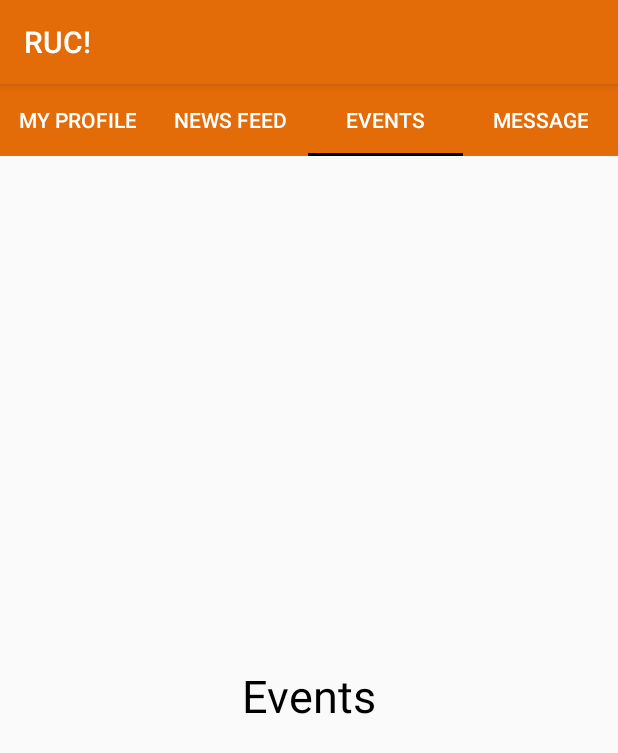
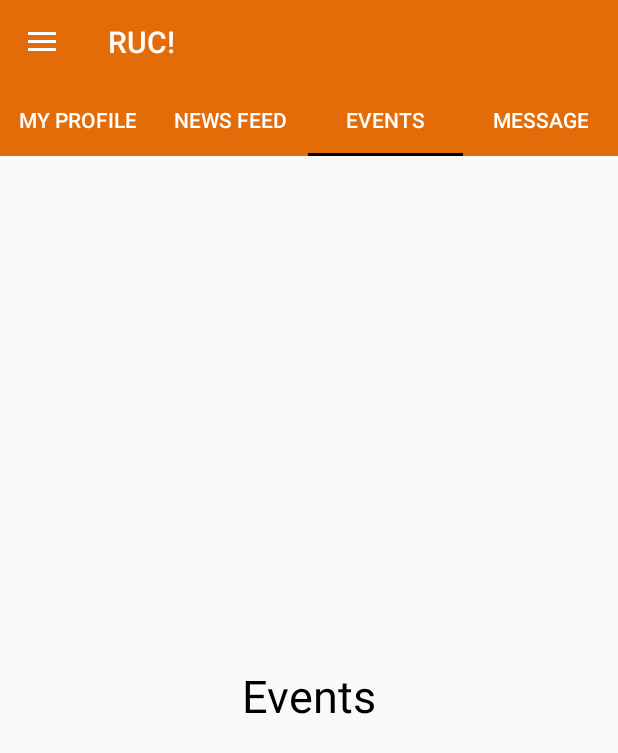
Before and after one commit to omkar7296/RUC_Android, an Android app: the MainActivity screen opened directly, with no data from a screen before it, tab 3 chosen, on a phone screen of 412 x 824 dp. Shown: the top 753 px of the screen. Run offline under Robolectric (Android 15) with nearby library versions, the phone set to English and light mode, and no system bars; our stand-ins replace ButterKnife, CircleImageView; pictures from the network do not load.

```diff
--- a/app/src/main/AndroidManifest.xml
+++ b/app/src/main/AndroidManifest.xml
@@ -23,7 +23,9 @@
         <activity android:name=".Home" />
         <activity android:name=".No_Reg_Code" />
         <activity android:name=".Reg_Code_Req_Received" />
-        <activity android:name=".MainActivity"></activity>
+        <activity
+            android:name=".MainActivity"
+            android:theme="@style/AppTheme1"></activity>
     </application>
 
 </manifest>
--- a/app/src/main/java/com/upitt/ruc/AsyncTasks/Get_Profile_Info.java
+++ b/app/src/main/java/com/upitt/ruc/AsyncTasks/Get_Profile_Info.java
@@ -139,8 +139,8 @@ public class Get_Profile_Info extends AsyncTask<String, Void, String> {
 //            if(lived_since != "null")
 //                Log.i("TEst",lived_since);
 
-                fragment_profile_page_progressbar.setVisibility(View.GONE);
-                fragment_profile_page_parentLayout.setVisibility(View.VISIBLE);
+//                fragment_profile_page_progressbar.setVisibility(View.GONE);
+//                fragment_profile_page_parentLayout.setVisibility(View.VISIBLE);
 
                 delegate.processFinish(about_me, sports_activities, hobbies_interests, places, location, lived_since, name, photo, points);
             }
--- a/app/src/main/java/com/upitt/ruc/AsyncTasks/Reg_Code_Validation.java
+++ b/app/src/main/java/com/upitt/ruc/AsyncTasks/Reg_Code_Validation.java
@@ -115,8 +115,8 @@ public class Reg_Code_Validation extends AsyncTask<String, Void, String> {
     @Override
     protected void onPostExecute(String result) {
 
-        activity_reg_code_progressbar.setVisibility(View.GONE);
-        activity_reg_code_parentLayout.setVisibility(View.VISIBLE);
+//        activity_reg_code_progressbar.setVisibility(View.GONE);
+//        activity_reg_code_parentLayout.setVisibility(View.VISIBLE);
         delegate.processFinish(result);
     }
 }
--- a/app/src/main/java/com/upitt/ruc/AsyncTasks/Reg_code_Request_Insert.java
+++ b/app/src/main/java/com/upitt/ruc/AsyncTasks/Reg_code_Request_Insert.java
@@ -109,8 +109,8 @@ public class Reg_code_Request_Insert extends AsyncTask<String, Void, String> {
 
     @Override
     protected void onPostExecute(String result) {
-        activity_no_reg_code_progressbar.setVisibility(View.GONE);
-        activity_no_reg_code_parentLayout.setVisibility(View.VISIBLE);
+//        activity_no_reg_code_progressbar.setVisibility(View.GONE);
+//        activity_no_reg_code_parentLayout.setVisibility(View.VISIBLE);
         delegate.processFinish(result);
     }
 }
--- a/app/src/main/java/com/upitt/ruc/BackgroundHelper.java
+++ b/app/src/main/java/com/upitt/ruc/BackgroundHelper.java
@@ -114,8 +114,7 @@ public class BackgroundHelper extends AsyncTask<String,Void,String>{
     @Override
     protected void onPostExecute(String result)
     {
-        landing_activity_parent_layout.setVisibility(View.VISIBLE);
-        landing_activity_progressbar.setVisibility(View.GONE);
+
         delegate.processFinish(result);
     }
 
--- a/app/src/main/java/com/upitt/ruc/Fragments/Profile_Page_Fragment.java
+++ b/app/src/main/java/com/upitt/ruc/Fragments/Profile_Page_Fragment.java
@@ -697,6 +697,9 @@ public class Profile_Page_Fragment extends android.support.v4.app.Fragment imple
         Glide.with(this).load(profile.getBadge2_url()).into(profile_page_badge2_imageView);
         Glide.with(this).load(profile.getBadge3_url()).into(profile_page_badge3_imageView);
 
+        fragment_profile_page_progressbar.setVisibility(View.GONE);
+        fragment_profile_page_parentLayout.setVisibility(View.VISIBLE);
+
     }
 
     @Override
@@ -705,7 +708,7 @@ public class Profile_Page_Fragment extends android.support.v4.app.Fragment imple
         if (output.equals("success")) {
             Toast.makeText(mcontext, "Profile updated successfully", Toast.LENGTH_SHORT).show();
             profile_page_save_changes_permanantly.setVisibility(View.GONE);
-        } else if (output.equals("failed")) ;
+        } else
         {
             Toast.makeText(mcontext, "Profile update failed. Please try again", Toast.LENGTH_SHORT).show();
         }
--- a/app/src/main/java/com/upitt/ruc/MainActivity.java
+++ b/app/src/main/java/com/upitt/ruc/MainActivity.java
@@ -1,16 +1,37 @@
 package com.upitt.ruc;
 
+import android.content.Intent;
+import android.support.annotation.NonNull;
+import android.support.design.widget.NavigationView;
 import android.support.design.widget.TabLayout;
+import android.support.v4.view.GravityCompat;
 import android.support.v4.view.ViewPager;
+import android.support.v4.widget.DrawerLayout;
+import android.support.v7.app.ActionBarDrawerToggle;
 import android.support.v7.app.AppCompatActivity;
 import android.os.Bundle;
+import android.support.v7.widget.Toolbar;
+import android.view.LayoutInflater;
+import android.view.MenuItem;
+import android.view.View;
+import android.widget.ImageView;
+import android.widget.TextView;
+import android.widget.Toast;
 
+import com.bumptech.glide.Glide;
+import com.google.android.gms.auth.api.Auth;
+import com.google.android.gms.auth.api.signin.GoogleSignInOptions;
+import com.google.android.gms.common.ConnectionResult;
+import com.google.android.gms.common.api.GoogleApiClient;
+import com.google.android.gms.common.api.ResultCallback;
+import com.google.android.gms.common.api.Status;
 import com.upitt.ruc.Views.MainActivityViewPagerAdapter;
 
 import butterknife.BindView;
 import butterknife.ButterKnife;
+import de.hdodenhof.circleimageview.CircleImageView;
 
-public class MainActivity extends AppCompatActivity {
+public class MainActivity extends AppCompatActivity implements GoogleApiClient.OnConnectionFailedListener {
 
     @BindView(R.id.activity_main_viewPager)
     ViewPager mainViewPager;
@@ -18,20 +39,120 @@ public class MainActivity extends AppCompatActivity {
     @BindView(R.id.activity_main_tabLayout)
     TabLayout tabLayout;
 
+
+    NavigationView navigationView;
+    Toolbar toolbar;
+    DrawerLayout drawerLayout;
+
+    CircleImageView profile_pic;
+    TextView textView_name;
+    TextView textView_email;
+
+    GoogleApiClient googleApiClient;
+
     @Override
     protected void onCreate(Bundle savedInstanceState) {
         super.onCreate(savedInstanceState);
-        setContentView(R.layout.activity_main);
+        setContentView(R.layout.navigation_drawer);
 
         ButterKnife.bind(this);
 
+        toolbar = (Toolbar) findViewById(R.id.toolbar);
+        setSupportActionBar(toolbar);
+
+
+        drawerLayout = (DrawerLayout) findViewById(R.id.drawer_layout1);
+        navigationView = (NavigationView) findViewById(R.id.navigation_view1);
+
+
+        textView_name = (TextView) navigationView.getHeaderView(0).findViewById(R.id.navigation_header_textView_name);
+        textView_email = (TextView) navigationView.getHeaderView(0).findViewById(R.id.navigation_header_textView_email);
+        profile_pic = (CircleImageView) navigationView.getHeaderView(0).findViewById(R.id.navigation_header_imageView);
+
+
         String email = getIntent().getStringExtra("email");
+        String name = getIntent().getStringExtra("name");
+        String ImgURL = getIntent().getStringExtra("ImgURL");
         //String email = "Test";
 
         MainActivityViewPagerAdapter adapter = new MainActivityViewPagerAdapter(getSupportFragmentManager(), email);
+        mainViewPager.setAdapter(adapter);
 
-        mainViewPager.setAdapter(adapter);
+
+        textView_name.setText(name);
+        textView_email.setText(email);
+
+        Glide.with(this).load(ImgURL).into(profile_pic);
+
+        ActionBarDrawerToggle toggle = new ActionBarDrawerToggle(this, drawerLayout, toolbar, R.string.open_drawer, R.string.close_drawer);
+        drawerLayout.setDrawerListener(toggle);
+
+        toggle.syncState();
+
+        googleApiClient = Landing_Activity.getGoogleApiClient();
+
+        GoogleSignInOptions signInOptions = new GoogleSignInOptions.Builder(GoogleSignInOptions.DEFAULT_SIGN_IN).requestEmail().build();
+        googleApiClient = new GoogleApiClient.Builder(this).enableAutoManage(this, this).addApi(Auth.GOOGLE_SIGN_IN_API, signInOptions).build();
+
+
+        navigationView.setNavigationItemSelectedListener(new NavigationView.OnNavigationItemSelectedListener() {
+            @Override
+            public boolean onNavigationItemSelected(@NonNull MenuItem item) {
+                int id = item.getItemId();
+
+                switch (id) {
+
+                    case R.id.refer_id:
+
+
+                        break;
+
+
+                    case R.id.logout_id:
+
+                        Auth.GoogleSignInApi.signOut(googleApiClient).setResultCallback(new ResultCallback<Status>() {
+                            @Override
+                            public void onResult(@NonNull Status status) {
+
+                            }
+
+                        });
+
+                        Intent intent = new Intent(MainActivity.this, Landing_Activity.class);
+                        startActivity(intent);
+                        finish();
+
+                        break;
+
+                }
+
+                drawerLayout.closeDrawer(GravityCompat.START);
+
+                return true;
+
+
+            }
+        });
 
         tabLayout.setupWithViewPager(mainViewPager);
     }
+
+    @Override
+    public void onBackPressed() {
+
+        if (drawerLayout.isDrawerOpen(GravityCompat.START)) {
+
+            drawerLayout.closeDrawer(GravityCompat.START);
+
+        } else {
+
+            super.onBackPressed();
+
+        }
+    }
+
+    @Override
+    public void onConnectionFailed(@NonNull ConnectionResult connectionResult) {
+
+    }
 }
--- a/app/src/main/java/com/upitt/ruc/No_Reg_Code.java
+++ b/app/src/main/java/com/upitt/ruc/No_Reg_Code.java
@@ -62,6 +62,7 @@ public class No_Reg_Code extends AppCompatActivity implements Reg_code_Request_I
             Intent intent = new Intent(No_Reg_Code.this,Reg_Code_Req_Received.class);
             //Log.i("Test","Here");
             startActivity(intent);
+            finish();
         }
         else
         {
--- a/app/src/main/res/layout/activity_main.xml
+++ b/app/src/main/res/layout/activity_main.xml
@@ -8,6 +8,12 @@
     android:orientation="vertical"
     >
 
+    <android.support.v7.widget.Toolbar
+        android:layout_width="match_parent"
+        android:layout_height="?attr/actionBarSize"
+        android:id="@+id/toolbar"
+        android:background="?attr/colorPrimary"
+        app:theme="@style/ThemeOverlay.AppCompat.Dark.ActionBar" />
 
 
     <android.support.design.widget.TabLayout
--- /dev/null
+++ b/app/src/main/res/layout/navigation_drawer.xml
@@ -0,0 +1,24 @@
+<?xml version="1.0" encoding="utf-8"?>
+<android.support.v4.widget.DrawerLayout xmlns:android="http://schemas.android.com/apk/res/android"
+    android:layout_width="match_parent"
+    android:layout_height="match_parent"
+    xmlns:app="http://schemas.android.com/apk/res-auto"
+    xmlns:tools="http://schemas.android.com/tools"
+    android:id="@+id/drawer_layout1"
+    android:fitsSystemWindows="true"
+    tools:openDrawer="start">
+
+    <include layout="@layout/activity_main" />
+
+
+    <android.support.design.widget.NavigationView
+        android:layout_width="wrap_content"
+        android:layout_height="match_parent"
+        android:id="@+id/navigation_view1"
+        android:layout_gravity="start"
+        android:fitsSystemWindows="true"
+        app:headerLayout="@layout/navigation_header"
+        app:menu="@menu/navigation_menu" />
+
+
+</android.support.v4.widget.DrawerLayout>
--- /dev/null
+++ b/app/src/main/res/menu/navigation_menu.xml
@@ -0,0 +1,19 @@
+<?xml version="1.0" encoding="utf-8"?>
+<menu xmlns:android="http://schemas.android.com/apk/res/android">
+
+
+    <group android:checkableBehavior="single">
+
+
+        <item
+            android:title="Refer a friend"
+            android:id="@+id/refer_id" />
+
+        <item
+            android:title="Log out"
+            android:id="@+id/logout_id" />
+
+
+    </group>
+
+</menu>
--- a/app/src/main/res/values/strings.xml
+++ b/app/src/main/res/values/strings.xml
@@ -1,3 +1,6 @@
 <resources>
     <string name="app_name">RUC!</string>
+    <string name="open_drawer">Open navigation drawer</string>
+    <string name="close_drawer">Close navigation drawer</string>
+
 </resources>
--- a/app/src/main/res/values/styles.xml
+++ b/app/src/main/res/values/styles.xml
@@ -8,4 +8,11 @@
         <item name="colorAccent">@color/colorAccent</item>
     </style>
 
+    <style name="AppTheme1" parent="Theme.AppCompat.Light.NoActionBar">
+        <!-- Customize your theme here. -->
+        <item name="colorPrimary">@color/colorPrimary</item>
+        <item name="colorPrimaryDark">@color/colorPrimaryDark</item>
+        <item name="colorAccent">@color/colorAccent</item>
+    </style>
+
 </resources>
```
Also changed, not shown: app/src/main/java/com/upitt/ruc/Landing_Activity.java (+7 -1 lines), app/src/main/java/com/upitt/ruc/Reg_Code.java (+6 -1 lines), app/src/main/res/layout/navigation_header.xml (added, +40 -0 lines).
